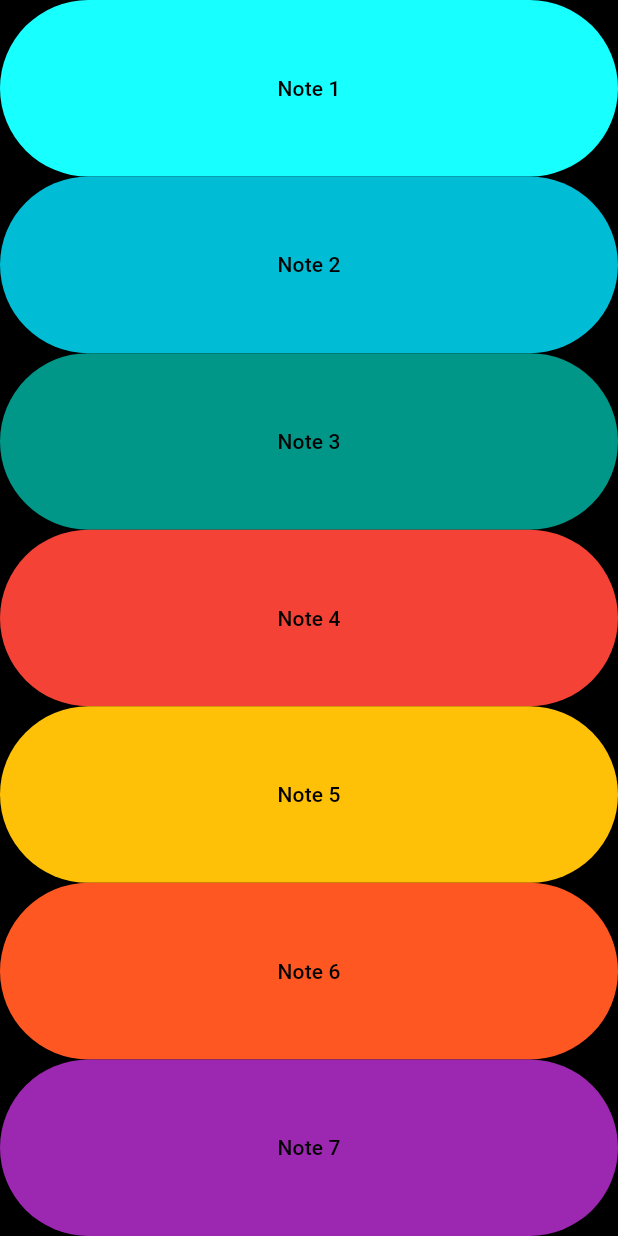
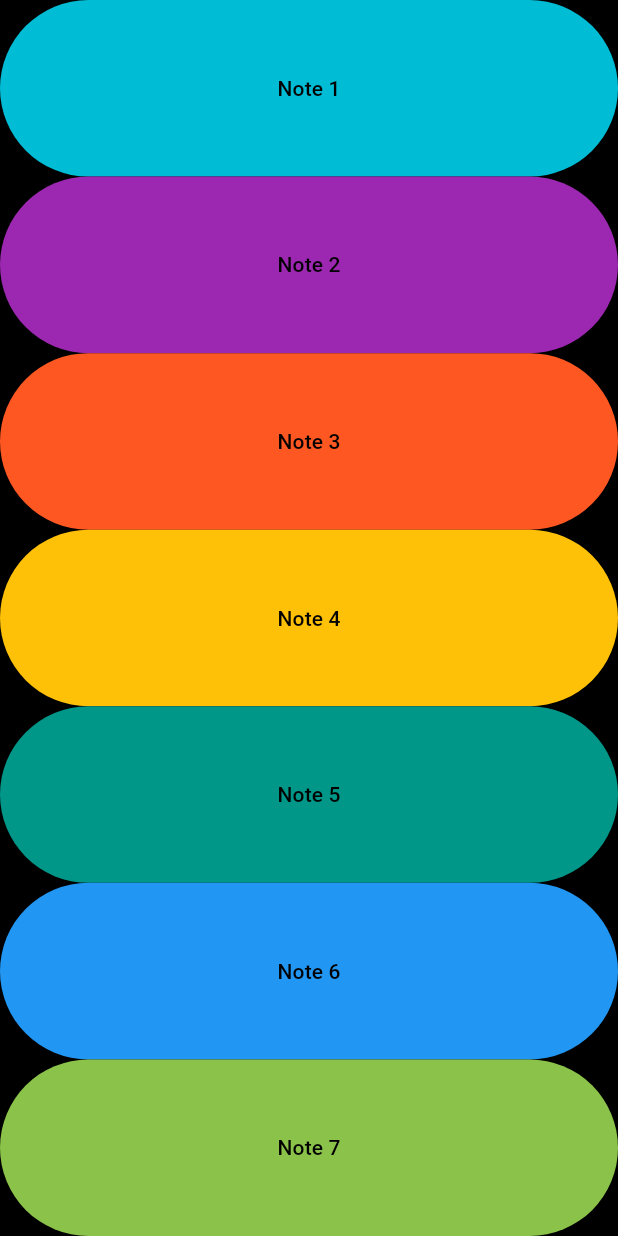
Before and after one commit to carlxxsinenomine/xylophone_app, a Flutter app: the screen it shows after launch, on a phone screen of 412 x 824 dp. Run offline on Flutter 3.47's test engine with Material 3 defaults, Android fonts, the phone set to English and light mode, and no system bars; our stand-ins replace audioplayers.

Commit message:
UPDATE: simplified

```diff
--- a/lib/main.dart
+++ b/lib/main.dart
@@ -16,6 +16,24 @@ class XylophoneApp extends StatelessWidget {
     player.play(AssetSource('note$noteNum.wav'));
   }
 
+  Expanded buildKey(int noteNum, Color color) {
+    return Expanded(
+      child: SizedBox(
+        width: double.infinity,
+        child: TextButton(
+          onPressed: () {
+            playSound(noteNum);
+          },
+          style: TextButton.styleFrom(
+            backgroundColor: color,
+            foregroundColor: Colors.black,
+          ),
+          child:
+          Text('Note $noteNum'),
+        ),
+      ),
+    );
+  }
   @override
   Widget build(BuildContext context) {
     return MaterialApp(
@@ -26,118 +44,13 @@ class XylophoneApp extends StatelessWidget {
             mainAxisAlignment: MainAxisAlignment.center,
             mainAxisSize: MainAxisSize.max,
             children: <Widget>[
-              Expanded(
-                child: SizedBox(
-                  width: double.infinity,
-                  child: TextButton(
-                    onPressed: () {
-                      playSound(1);
-                    },
-                    style: TextButton.styleFrom(
-                      backgroundColor: Colors.cyanAccent,
-                      foregroundColor: Colors.black,
-                    ),
-                    child:
-                      Text('Note 1'),
-                  ),
-                ),
-              ),
-              Expanded(
-                child: SizedBox(
-                  width: double.infinity,
-                  child: TextButton(
-                    onPressed: () {
-                      playSound(2);
-                    },
-                    style: TextButton.styleFrom(
-                      backgroundColor: Colors.cyan,
-                      foregroundColor: Colors.black,
-                    ),
-                    child:
-                    Text('Note 2'),
-                  ),
-                ),
-              ),
-              Expanded(
-                child: SizedBox(
-                  width: double.infinity,
-                  child: TextButton(
-                    onPressed: () {
-                      playSound(3);
-                    },
-                    style: TextButton.styleFrom(
-                      backgroundColor: Colors.teal,
-                      foregroundColor: Colors.black,
-                    ),
-                    child:
-                    Text('Note 3'),
-                  ),
-                ),
-              ),
-              Expanded(
-                child: SizedBox(
-                  width: double.infinity,
-                  child: TextButton(
-                    onPressed: () {
-                      playSound(4);
-                    },
-                    style: TextButton.styleFrom(
-                      backgroundColor: Colors.red,
-                      foregroundColor: Colors.black,
-                    ),
-                    child:
-                    Text('Note 4'),
-                  ),
-                ),
-              ),
-              Expanded(
-                child: SizedBox(
-                  width: double.infinity,
-                  child: TextButton(
-                    onPressed: () {
-                      playSound(5);
-                    },
-                    style: TextButton.styleFrom(
-                      backgroundColor: Colors.amber,
-                      foregroundColor: Colors.black,
-                    ),
-                    child:
-                    Text('Note 5'),
-                  ),
-                ),
-              ),
-              Expanded(
-                child: SizedBox(
-                  width: double.infinity,
-                  child: TextButton(
-                    onPressed: () {
-                      playSound(6);
-                    },
-                    style: TextButton.styleFrom(
-                      backgroundColor: Colors.deepOrange,
-                      foregroundColor: Colors.black,
-                    ),
-                    child:
-                    Text('Note 6'),
-                  ),
-                ),
-              ),
-              Expanded(
-                child: SizedBox(
-                  width: double.infinity,
-                  child: TextButton(
-                    onPressed: () {
-                      playSound(7);
-                    },
-                    style: TextButton.styleFrom(
-                      backgroundColor: Colors.purple,
-                      foregroundColor: Colors.black,
-                    ),
-                    child:
-                    Text('Note 7'),
-                  ),
-                ),
-              ),
+              buildKey(1, Colors.cyan),
+              buildKey(2, Colors.purple),
+              buildKey(3, Colors.deepOrange),
+              buildKey(4, Colors.amber),
+              buildKey(5, Colors.teal),
+              buildKey(6, Colors.blue),
+              buildKey(7, Colors.lightGreen),
             ]
           ),
         ),
```
